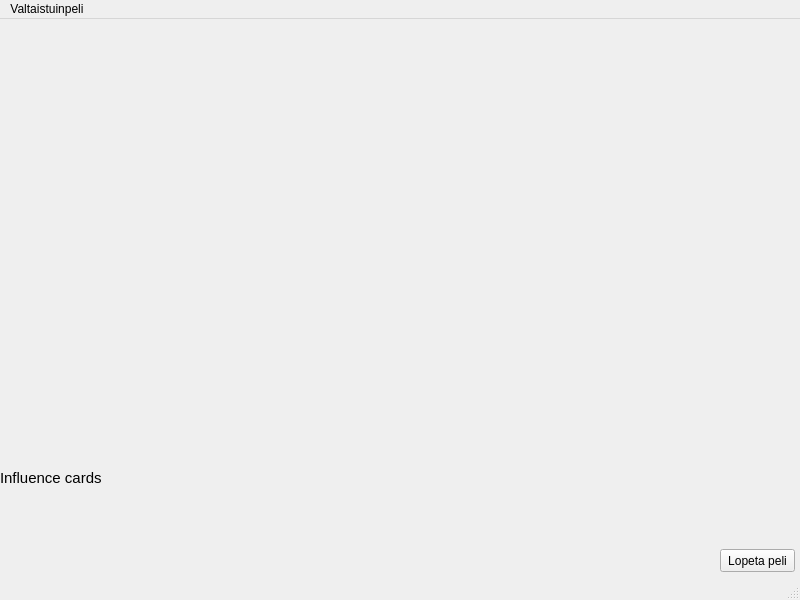
The window that ryhmarama/ElectionGame/Student/mainwindow.ui (zoljaxity/ohjtek_ht) describes before a commit, drawn with Qt 5.
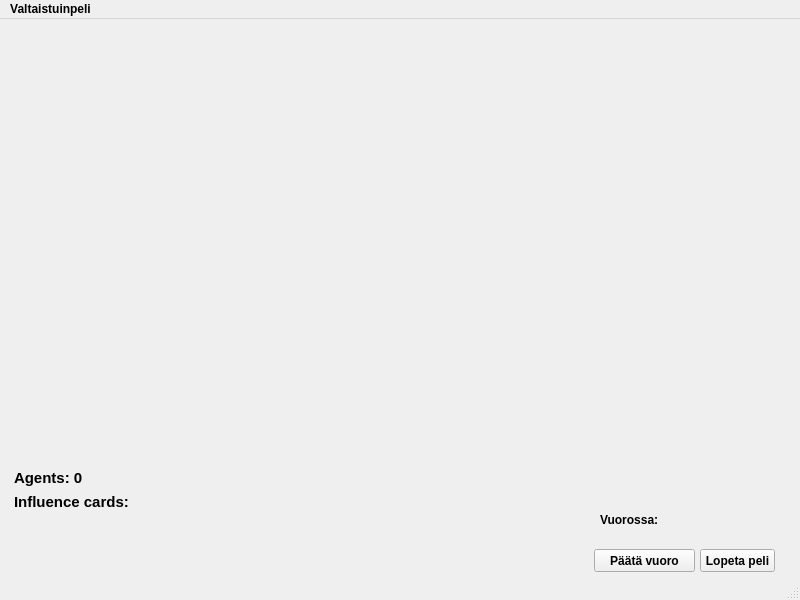
The same window after the commit.

Commit message: käyttöliittymässä näkyy vaikutuskorttien määrä ja vuorossa oleva pelaaja

The edit to the form file:
```diff
--- a/ryhmarama/ElectionGame/Student/mainwindow.ui
+++ b/ryhmarama/ElectionGame/Student/mainwindow.ui
@@ -10,6 +10,12 @@
     <height>600</height>
    </rect>
   </property>
+  <property name="font">
+   <font>
+    <weight>75</weight>
+    <bold>true</bold>
+   </font>
+  </property>
   <property name="windowTitle">
    <string>MainWindow</string>
   </property>
@@ -23,7 +29,7 @@
    <widget class="QPushButton" name="pushButton">
     <property name="geometry">
      <rect>
-      <x>720</x>
+      <x>700</x>
       <y>530</y>
       <width>75</width>
       <height>23</height>
@@ -67,7 +73,7 @@
     <property name="geometry">
      <rect>
       <x>0</x>
-      <y>450</y>
+      <y>440</y>
       <width>351</width>
       <height>111</height>
      </rect>
@@ -77,25 +83,66 @@
       <enum>QLayout::SetFixedSize</enum>
      </property>
      <item row="0" column="0" alignment="Qt::AlignTop">
-      <widget class="QLabel" name="label">
+      <widget class="QLabel" name="agentsAmount">
        <property name="font">
         <font>
          <pointsize>11</pointsize>
         </font>
        </property>
        <property name="autoFillBackground">
-        <bool>true</bool>
+        <bool>false</bool>
        </property>
        <property name="styleSheet">
-        <string notr="true"/>
+        <string notr="true">margin-left: 10px; margin-top: 10px;</string>
        </property>
        <property name="text">
-        <string>Influence cards</string>
+        <string>Agents: 0</string>
+       </property>
+      </widget>
+     </item>
+     <item row="1" column="0" alignment="Qt::AlignTop">
+      <widget class="QLabel" name="label">
+       <property name="font">
+        <font>
+         <pointsize>11</pointsize>
+        </font>
+       </property>
+       <property name="styleSheet">
+        <string notr="true">margin-left: 10px;</string>
+       </property>
+       <property name="text">
+        <string>Influence cards:</string>
        </property>
       </widget>
      </item>
     </layout>
    </widget>
+   <widget class="QLabel" name="currentPlayerLabel">
+    <property name="geometry">
+     <rect>
+      <x>600</x>
+      <y>490</y>
+      <width>191</width>
+      <height>21</height>
+     </rect>
+    </property>
+    <property name="text">
+     <string>Vuorossa:</string>
+    </property>
+   </widget>
+   <widget class="QPushButton" name="endTurnButton">
+    <property name="geometry">
+     <rect>
+      <x>594</x>
+      <y>530</y>
+      <width>101</width>
+      <height>23</height>
+     </rect>
+    </property>
+    <property name="text">
+     <string>Päätä vuoro</string>
+    </property>
+   </widget>
   </widget>
   <widget class="QMenuBar" name="menubar">
    <property name="geometry">
```
Left out of the diff: 4 changed lines with no effect on the pictures. The commit also changes 7 other files.
